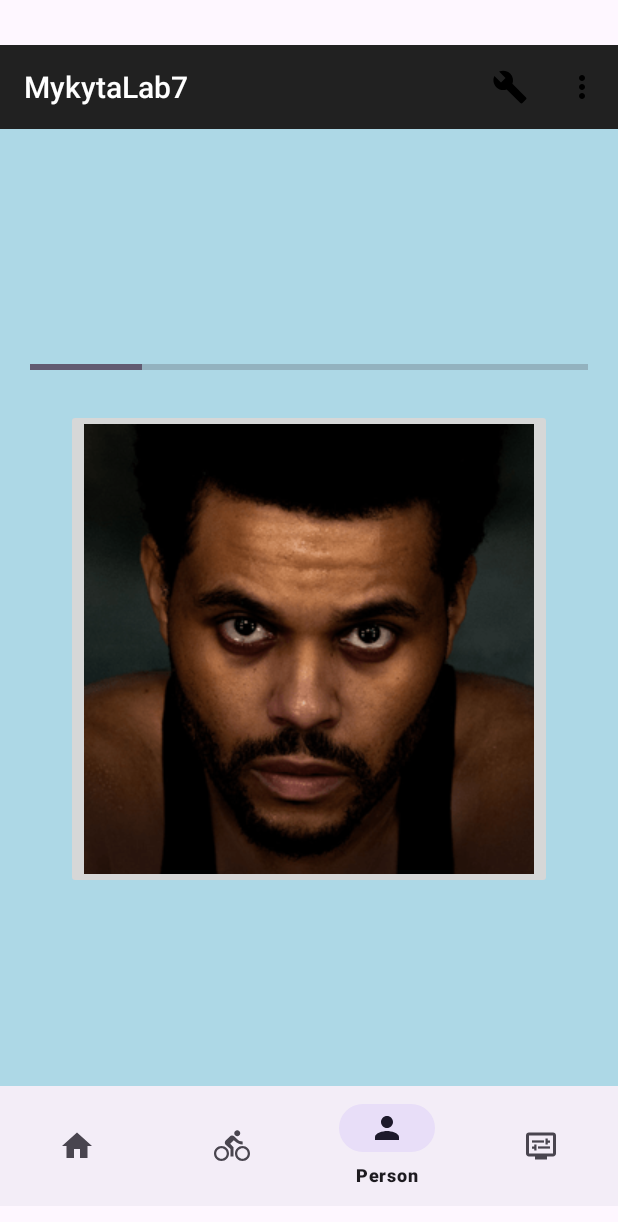
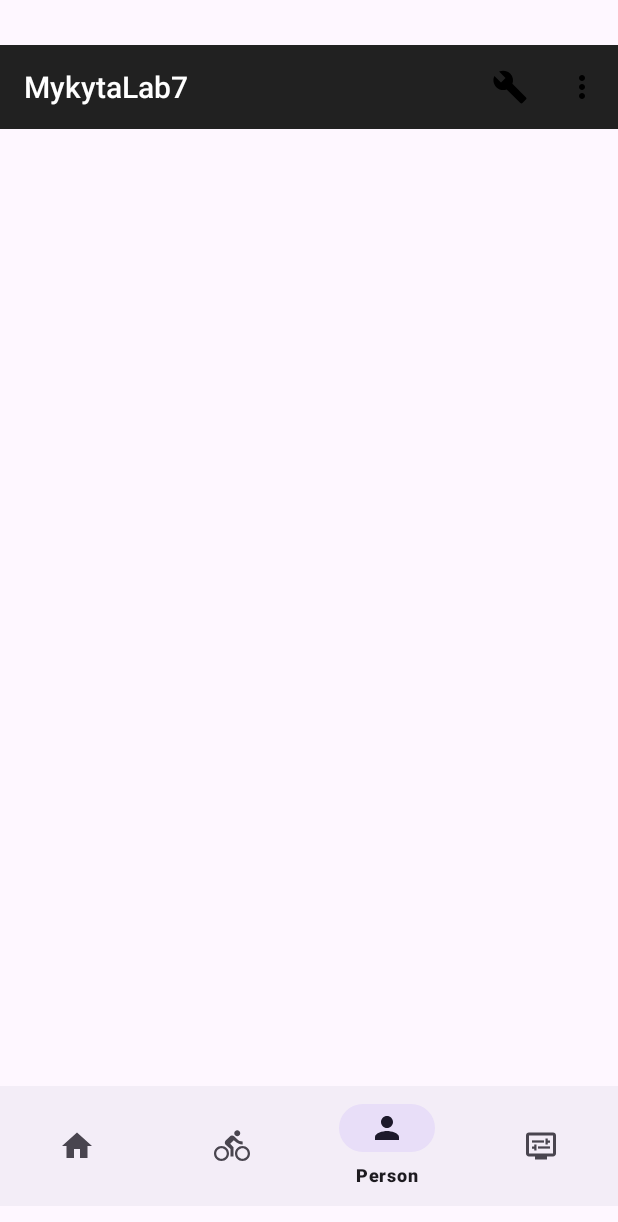
Before and after one commit to MykytaDymchenko01624/MykytaDymchenkoLab7, an Android app: the screen it shows after launch (MainActivity), item 3 of the bottom bar chosen, on a phone screen of 412 x 824 dp. Shown: the top 1222 px of the screen. Run offline under Robolectric (Android 15) with nearby library versions, the phone set to English and light mode, and no system bars.

Commit message:
Created create person fragment

```diff
--- a/app/src/main/java/mykyta/dymchenko/n01624422/MainActivity.kt
+++ b/app/src/main/java/mykyta/dymchenko/n01624422/MainActivity.kt
@@ -13,8 +13,12 @@ import android.widget.Toolbar
 import androidx.activity.enableEdgeToEdge
 import androidx.appcompat.app.AppCompatActivity
 import androidx.fragment.app.Fragment
+import com.google.android.material.bottomnavigation.BottomNavigationView
 
 class MainActivity : AppCompatActivity() {
+
+    private lateinit var bottomNavigationView: BottomNavigationView
+
     override fun onCreate(savedInstanceState: Bundle?) {
         super.onCreate(savedInstanceState)
         setContentView(R.layout.activity_main)
@@ -26,6 +30,17 @@ class MainActivity : AppCompatActivity() {
                 .replace(R.id.fragmentContainer, HomeFragment())
                 .commit()
         }
+
+        bottomNavigationView = findViewById(R.id.bottomNav)
+        bottomNavigationView.setOnItemSelectedListener { menuItem ->
+            when (menuItem.itemId) {
+                R.id.menu_settings -> replaceFragment(HomeFragment())
+                R.id.menu_nick -> replaceFragment(NickFragment())
+                R.id.menu_person -> replaceFragment(PersonFragment())
+                R.id.menu_home -> replaceFragment(HomeFragment())
+            }
+            true
+        }
     }
 
     override fun onCreateOptionsMenu(menu: Menu?): Boolean {
@@ -36,10 +51,6 @@ class MainActivity : AppCompatActivity() {
     override fun onOptionsItemSelected(item: MenuItem): Boolean {
         when (item.itemId){
             R.id.up_settings -> openAppSettings()
-            R.id.menu_settings -> replaceFragment(HomeFragment())
-            R.id.menu_nick -> replaceFragment(NickFragment())
-            //R.id.menu_person -> replaceFragment(PersonFragment())
-            R.id.menu_home -> replaceFragment(HomeFragment())
         }
         return super.onOptionsItemSelected(item)
     }
--- /dev/null
+++ b/app/src/main/java/mykyta/dymchenko/n01624422/PersonFragment.kt
@@ -0,0 +1,59 @@
+package mykyta.dymchenko.n01624422
+
+import android.os.Bundle
+import androidx.fragment.app.Fragment
+import android.view.LayoutInflater
+import android.view.View
+import android.view.ViewGroup
+
+// TODO: Rename parameter arguments, choose names that match
+// the fragment initialization parameters, e.g. ARG_ITEM_NUMBER
+private const val ARG_PARAM1 = "param1"
+private const val ARG_PARAM2 = "param2"
+
+/**
+ * A simple [Fragment] subclass.
+ * Use the [PersonFragment.newInstance] factory method to
+ * create an instance of this fragment.
+ */
+class PersonFragment : Fragment() {
+    // TODO: Rename and change types of parameters
+    private var param1: String? = null
+    private var param2: String? = null
+
+    override fun onCreate(savedInstanceState: Bundle?) {
+        super.onCreate(savedInstanceState)
+        arguments?.let {
+            param1 = it.getString(ARG_PARAM1)
+            param2 = it.getString(ARG_PARAM2)
+        }
+    }
+
+    override fun onCreateView(
+        inflater: LayoutInflater, container: ViewGroup?,
+        savedInstanceState: Bundle?
+    ): View? {
+        // Inflate the layout for this fragment
+        return inflater.inflate(R.layout.fragment_person, container, false)
+    }
+
+    companion object {
+        /**
+         * Use this factory method to create a new instance of
+         * this fragment using the provided parameters.
+         *
+         * @param param1 Parameter 1.
+         * @param param2 Parameter 2.
+         * @return A new instance of fragment PersonFragment.
+         */
+        // TODO: Rename and change types and number of parameters
+        @JvmStatic
+        fun newInstance(param1: String, param2: String) =
+            PersonFragment().apply {
+                arguments = Bundle().apply {
+                    putString(ARG_PARAM1, param1)
+                    putString(ARG_PARAM2, param2)
+                }
+            }
+    }
+}
--- /dev/null
+++ b/app/src/main/res/layout/fragment_person.xml
@@ -0,0 +1,14 @@
+<?xml version="1.0" encoding="utf-8"?>
+<FrameLayout xmlns:android="http://schemas.android.com/apk/res/android"
+    xmlns:tools="http://schemas.android.com/tools"
+    android:layout_width="match_parent"
+    android:layout_height="match_parent"
+    tools:context=".PersonFragment">
+
+    <!-- TODO: Update blank fragment layout -->
+    <TextView
+        android:layout_width="match_parent"
+        android:layout_height="match_parent"
+        />
+
+</FrameLayout>
--- a/app/src/main/res/values/strings.xml
+++ b/app/src/main/res/values/strings.xml
@@ -5,9 +5,7 @@
     <string name="menu_nick">Nick</string>
     <string name="menu_person">Person</string>
     <string name="menu_settings">Settings</string>
-    <!-- TODO: Remove or change this placeholder text -->
     <string name="student_name">Mykyta</string>
-    <!-- TODO: Remove or change this placeholder text -->
     <string name="mykyta_dymchenko">Mykyta Dymchenko</string>
     <string name="option_1">Option 1</string>
     <string name="option_2">Option 2</string>
```
